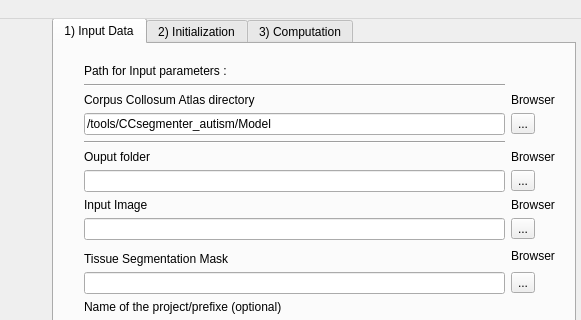
Before: the Qt Designer form CCSeg/CCsegtoolguiwindow.ui in NIRALUser/CCSeg, drawn with Qt 5; both pictures show x 585 to 1166 and y 0 to 320 of the 1166 by 892 pixel window.
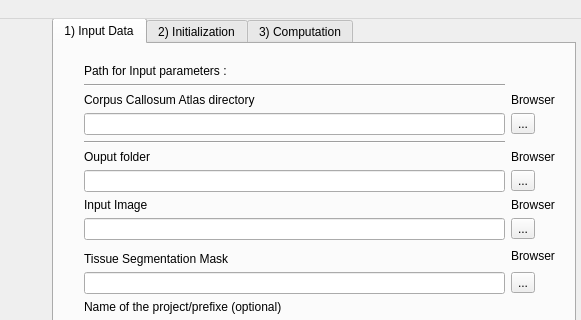
After: the same form once the commit is applied.

Patch:
```diff
--- a/CCSeg/CCsegtoolguiwindow.ui
+++ b/CCSeg/CCsegtoolguiwindow.ui
@@ -411,14 +411,14 @@
             <item row="3" column="0">
              <widget class="QLineEdit" name="CCAtlasDirectorybox">
               <property name="text">
-               <string>/tools/CCsegmenter_autism/Model</string>
+               <string/>
               </property>
              </widget>
             </item>
             <item row="2" column="0">
              <widget class="QLabel" name="CCatlasdirectorylabel">
               <property name="text">
-               <string>Corpus Collosum Atlas directory</string>
+               <string>Corpus Callosum Atlas directory</string>
               </property>
              </widget>
             </item>
```
